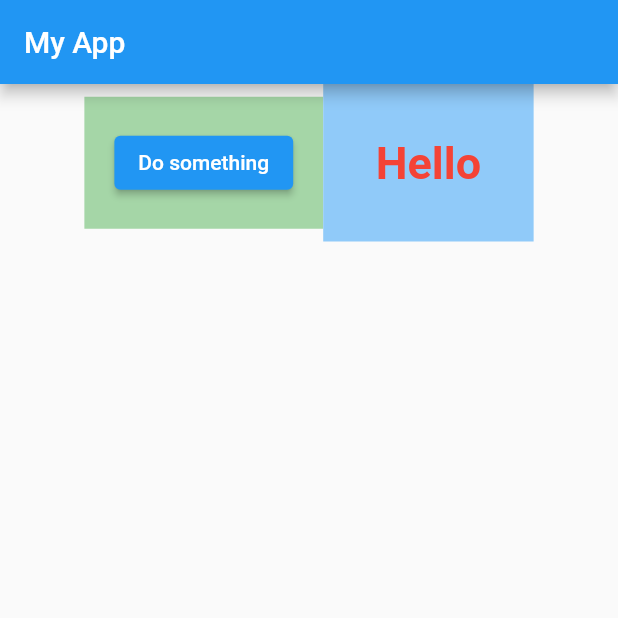
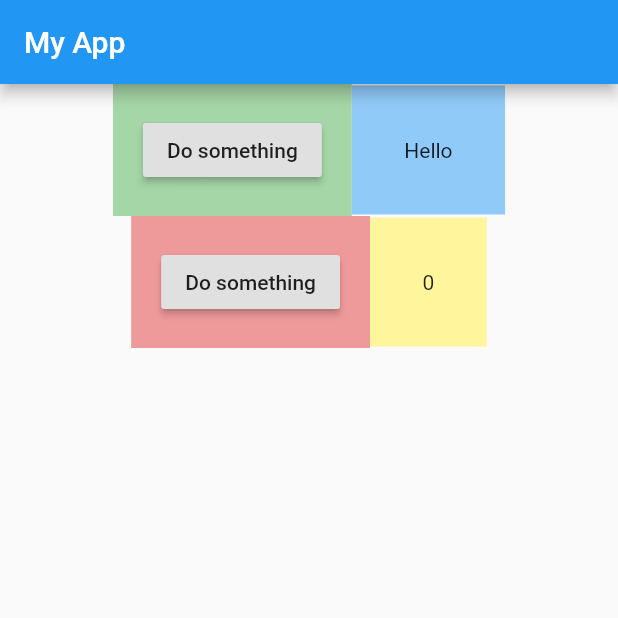
Before and after one commit to Affan0021/change-notifier, a Flutter app: the screen it shows after launch, on a phone screen of 412 x 824 dp, the top half of it. Run offline on Flutter 3.47's test engine with Material 2 defaults, Android fonts, the phone set to English and light mode, and no system bars; Roboto replaces fonts that are missing (OpenSans).

```diff
--- a/lib/main.dart
+++ b/lib/main.dart
@@ -6,21 +6,61 @@ void main() => runApp(MyApp());
 class MyApp extends StatelessWidget {
   @override
   Widget build(BuildContext context) {
-    return ChangeNotifierProvider<MyModel>( //      <--- ChangeNotifierProvider
-      create: (context) => MyModel(),
+    return MultiProvider( //                                     <--- MultiProvider
+      providers: [
+        ChangeNotifierProvider<MyModel>(create: (context) => MyModel()),
+        ChangeNotifierProvider<AnotherModel>(create: (context) => AnotherModel()),
+      ],
       child: MaterialApp(
         home: Scaffold(
           appBar: AppBar(title: Text('My App')),
-          body: Row(
+          body: Column(
+            children: <Widget>[
+              Row(
                 mainAxisAlignment: MainAxisAlignment.center,
                 children: <Widget>[
 
                   Container(
                       padding: const EdgeInsets.all(20),
                       color: Colors.green[200],
-                  child: Consumer<MyModel>( //                  <--- Consumer
+                      child: Consumer<MyModel>( //            <--- MyModel Consumer
                         builder: (context, myModel, child) {
-                      return ElevatedButton(
+                          return RaisedButton(
+                            child: Text('Do something'),
+                            onPressed: (){
+                              // We have access to the model.
+                              myModel.doSomething();
+                            },
+                          );
+                        },
+                      )
+                  ),
+
+                  Container(
+                    padding: const EdgeInsets.all(35),
+                    color: Colors.blue[200],
+                    child: Consumer<MyModel>( //              <--- MyModel Consumer
+                      builder: (context, myModel, child) {
+                        return Text(myModel.someValue);
+                      },
+                    ),
+                  ),
+
+                ],
+              ),
+
+              // SizedBox(height: 5),
+
+              Row(
+                mainAxisAlignment: MainAxisAlignment.center,
+                children: <Widget>[
+
+                  Container(
+                      padding: const EdgeInsets.all(20),
+                      color: Colors.red[200],
+                      child: Consumer<AnotherModel>( //      <--- AnotherModel Consumer
+                        builder: (context, myModel, child) {
+                          return RaisedButton(
                             child: Text('Do something'),
                             onPressed: (){
                               myModel.doSomething();
@@ -32,41 +72,39 @@ class MyApp extends StatelessWidget {
 
                   Container(
                     padding: const EdgeInsets.all(35),
-                color: Colors.blue[200],
-                child: Consumer<MyModel>( //                    <--- Consumer
-                  builder: (context, myModel, child) {
-                    return
-                      Text(
-                        myModel.someValue,
-                      style: TextStyle(
-                        color: Colors.red,
-                        fontFamily: 'OpenSans',
-                        fontSize: 30.0,
-                        fontWeight: FontWeight.bold,
-                      ),
-
-
-
-                    );
+                    color: Colors.yellow[200],
+                    child: Consumer<AnotherModel>( //        <--- AnotherModel Consumer
+                      builder: (context, anotherModel, child) {
+                        return Text('${anotherModel.someValue}');
                       },
                     ),
                   ),
 
                 ],
               ),
+            ],
+          ),
         ),
       ),
     );
+
   }
 }
 
-class MyModel with ChangeNotifier { //                          <--- MyModel
+class MyModel with ChangeNotifier { //                        <--- MyModel
   String someValue = 'Hello';
-
   void doSomething() {
     someValue = 'Goodbye';
     print(someValue);
     notifyListeners();
-
   }
 }
+
+class AnotherModel with ChangeNotifier { //                   <--- AnotherModel
+  int someValue = 0;
+  void doSomething() {
+    someValue = 5;
+    print(someValue);
+    notifyListeners();
+  }
+}
```
Lines whose indentation alone changed are shown as unchanged.
